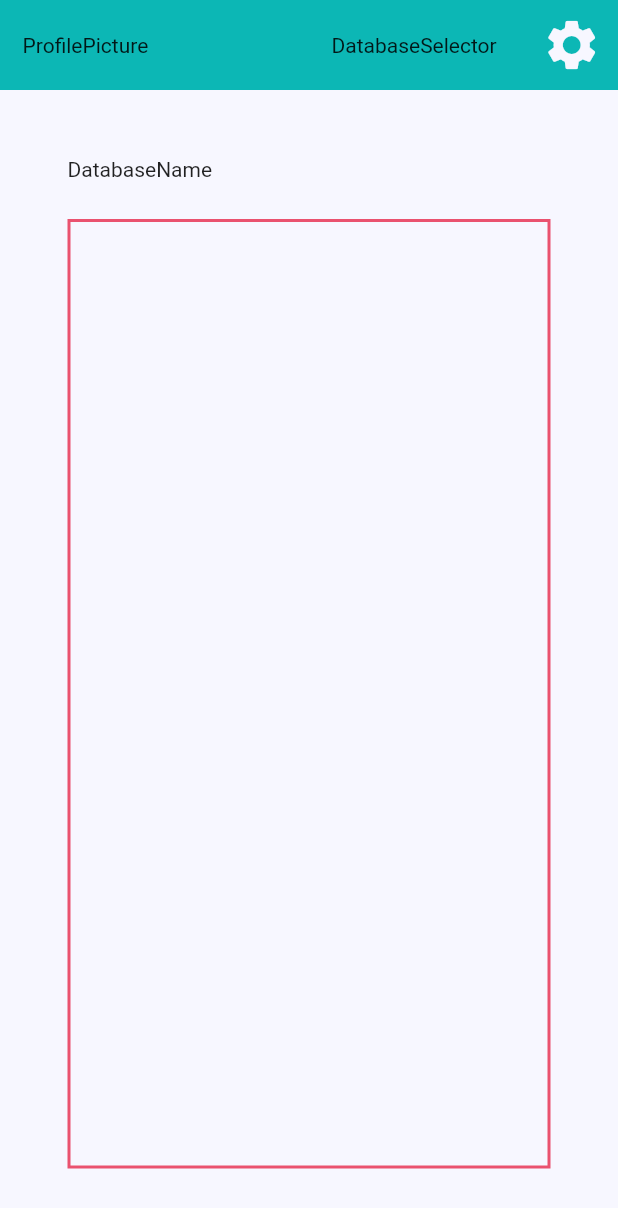
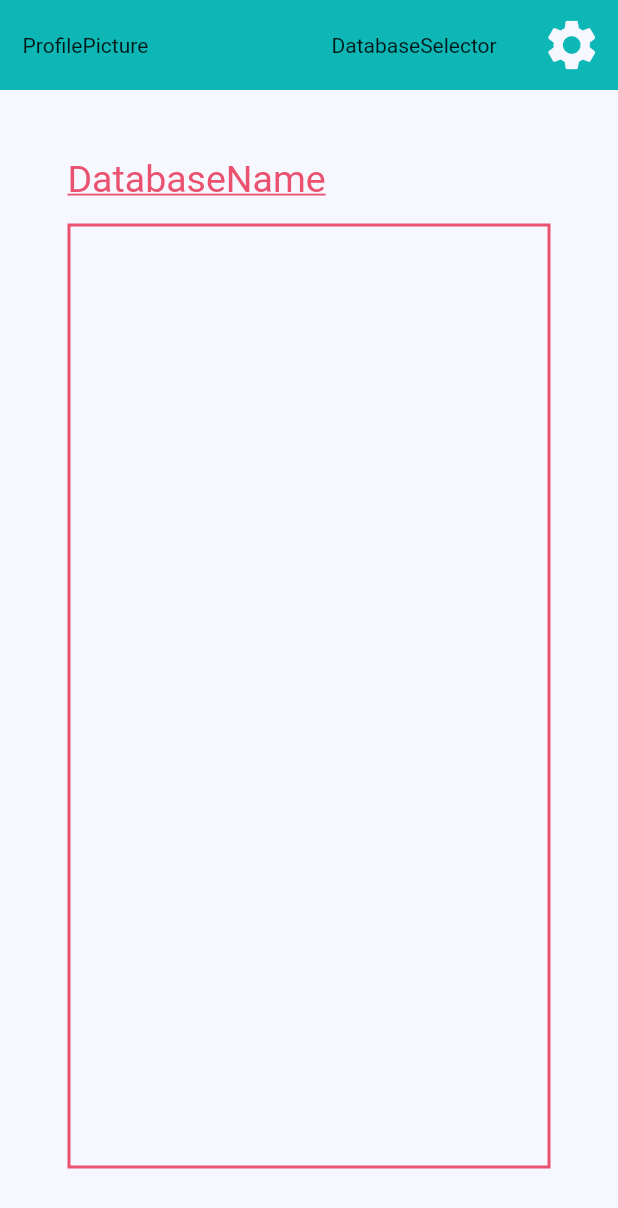
Before and after one commit to Gunlek/StockManager, a Flutter app: the screen it shows after launch, on a phone screen of 412 x 824 dp. Shown: the top 1208 px of the screen. Run offline on Flutter 3.47's test engine with Material 2 defaults, Android fonts, the phone set to English and light mode, and no system bars.

Commit message:
:lipstick: (DatabaseName) Add style on database name text

```diff
--- /dev/null
+++ b/lib/Screens/ListingScreen.dart
@@ -0,0 +1,26 @@
+import 'package:flutter/cupertino.dart';
+import 'package:stockmanager/Widgets/DatabaseName.dart';
+import 'package:stockmanager/Widgets/ElementsList.dart';
+
+class ListingScreen extends StatefulWidget {
+  @override
+  State<StatefulWidget> createState() => _ListingScreenState();
+}
+
+class _ListingScreenState extends State<ListingScreen> {
+  @override
+  Widget build(BuildContext context) {
+    return Container(
+      constraints: BoxConstraints.expand(),
+      child: Column(
+        mainAxisAlignment: MainAxisAlignment.start,
+        crossAxisAlignment: CrossAxisAlignment.start,
+        mainAxisSize: MainAxisSize.max,
+        children: [
+          DatabaseName("DatabaseName"),
+          ElementsList(),
+        ],
+      ),
+    );
+  }
+}
--- /dev/null
+++ b/lib/Widgets/DatabaseName.dart
@@ -0,0 +1,40 @@
+import 'package:flutter/cupertino.dart';
+import 'package:stockmanager/theme/CustomColors.dart';
+import 'package:stockmanager/theme/CustomTheme.dart';
+
+class DatabaseName extends StatefulWidget {
+  String name = "DatabaseName";
+
+  DatabaseName(String name) {
+    this.name = name;
+  }
+
+  @override
+  State<StatefulWidget> createState() => _DatabaseNameState(this.name);
+}
+
+class _DatabaseNameState extends State<DatabaseName> {
+  String name = "DatabaseName";
+
+  _DatabaseNameState(String name) {
+    this.name = name;
+  }
+
+  @override
+  Widget build(BuildContext context) {
+    return Padding(
+      padding: EdgeInsets.only(
+        bottom: CustomTheme.databaseNamePadding,
+      ),
+      child: Text(
+        this.name,
+        style: TextStyle(
+          fontSize: CustomTheme.databaseNameFontSize,
+          fontFamily: "Roboto",
+          decoration: TextDecoration.underline,
+          color: CustomColors.secondaryLight,
+        ),
+      ),
+    );
+  }
+}
--- a/lib/main.dart
+++ b/lib/main.dart
@@ -3,7 +3,7 @@ import 'package:stockmanager/Widgets/Navbar.dart';
 import 'package:stockmanager/theme/CustomColors.dart';
 import 'package:stockmanager/theme/CustomTheme.dart';
 
-import 'Widgets/ElementsList.dart';
+import 'Screens/ListingScreen.dart';
 
 void main() {
   runApp(StockManager());
@@ -15,19 +15,19 @@ class StockManager extends StatelessWidget {
     return MaterialApp(
       debugShowCheckedModeBanner: false,
       title: 'StockManager',
-      home: MyHomePage(),
+      home: Home(),
     );
   }
 }
 
-class MyHomePage extends StatefulWidget {
-  MyHomePage({Key? key}) : super(key: key);
+class Home extends StatefulWidget {
+  Home({Key? key}) : super(key: key);
 
   @override
-  _MyHomePageState createState() => _MyHomePageState();
+  _HomeState createState() => _HomeState();
 }
 
-class _MyHomePageState extends State<MyHomePage> {
+class _HomeState extends State<Home> {
   @override
   Widget build(BuildContext context) {
     return Scaffold(
@@ -40,21 +40,7 @@ class _MyHomePageState extends State<MyHomePage> {
               padding: EdgeInsets.all(
                 CustomTheme.mainPadding,
               ),
-              child: Container(
-                constraints: BoxConstraints.expand(),
-                child: Column(
-                  mainAxisAlignment: MainAxisAlignment.start,
-                  crossAxisAlignment: CrossAxisAlignment.start,
-                  mainAxisSize: MainAxisSize.max,
-                  children: [
-                    Padding(
-                      padding: EdgeInsets.only(bottom: 25),
-                      child: Text("DatabaseName"),
-                    ),
-                    ElementsList(),
-                  ],
-                ),
-              ),
+              child: ListingScreen(),
             ),
           )
         ]),
--- a/lib/theme/CustomTheme.dart
+++ b/lib/theme/CustomTheme.dart
@@ -1,5 +1,10 @@
 class CustomTheme {
+  // Paddings
   static double navbarPadding = 15.0;
   static double mainPadding = 45.0;
   static double mainBorderWidth = 2.0;
+  static double databaseNamePadding = 15.0;
+
+  // Font sizes
+  static double databaseNameFontSize = 25.0;
 }
```
